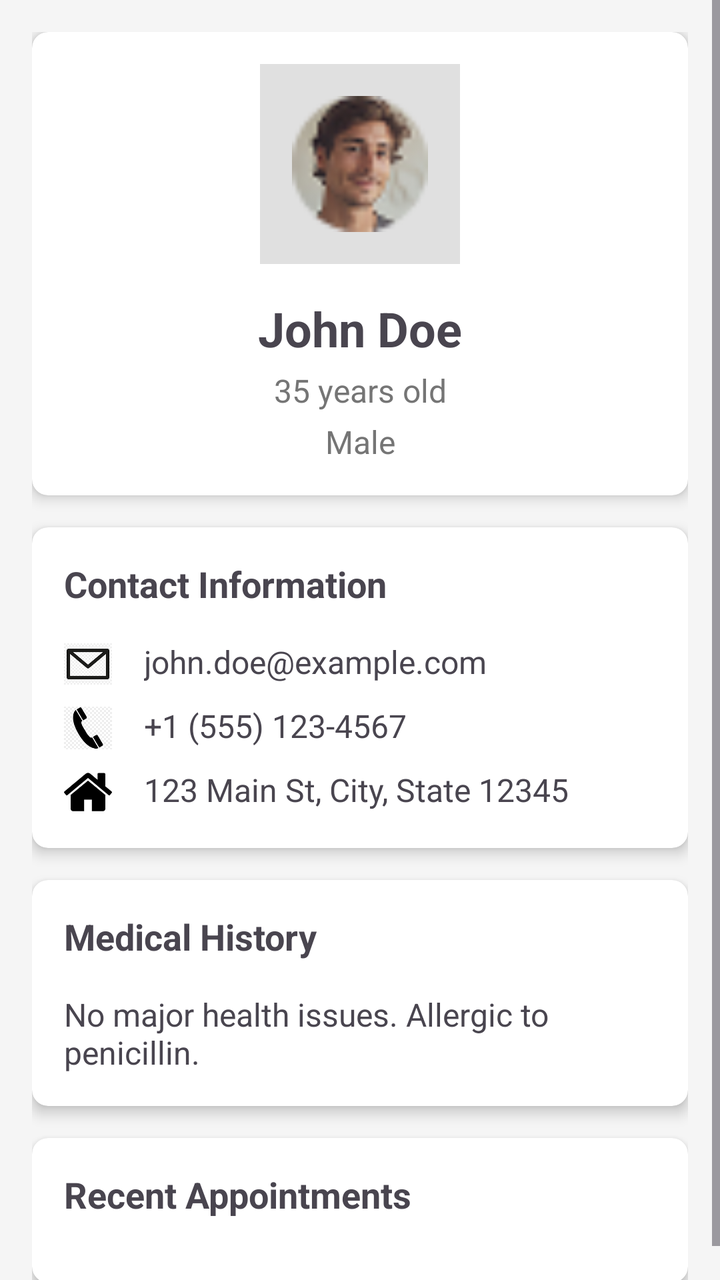
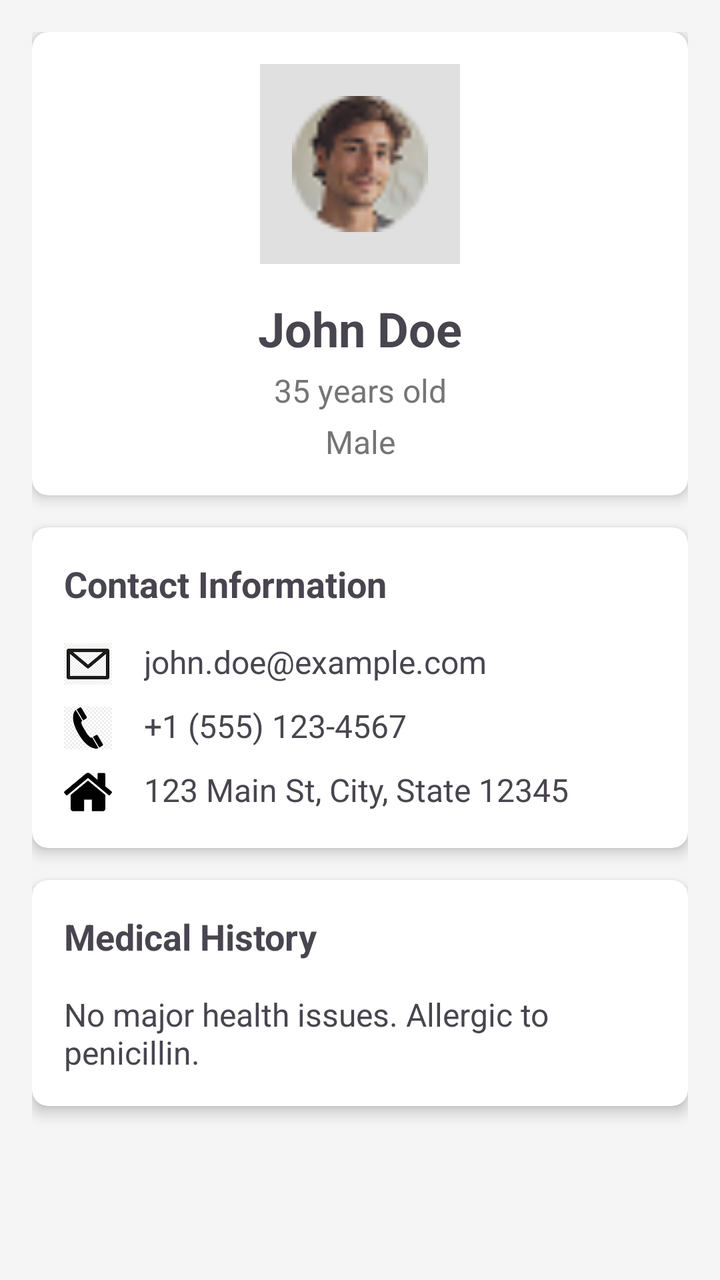

Two renders of the same Android screen: before a commit and after it. Below are the layout's source before the change and the commit's diff.
<!-- AndroidManifest.xml: application theme Theme.Med -->
<!-- res/layout/activity_patient_profile.xml -->
<?xml version="1.0" encoding="utf-8"?>
<ScrollView xmlns:android="http://schemas.android.com/apk/res/android"
    xmlns:app="http://schemas.android.com/apk/res-auto"
    android:layout_width="match_parent"
    android:layout_height="match_parent"
    android:background="#F5F5F5">

    <LinearLayout
        android:layout_width="match_parent"
        android:layout_height="wrap_content"
        android:orientation="vertical"
        android:padding="16dp">

        <androidx.cardview.widget.CardView
            android:layout_width="match_parent"
            android:layout_height="wrap_content"
            android:layout_marginBottom="16dp"
            app:cardCornerRadius="8dp"
            app:cardElevation="4dp">

            <LinearLayout
                android:layout_width="match_parent"
                android:layout_height="wrap_content"
                android:orientation="vertical"
                android:padding="16dp">

                <ImageView
                    android:id="@+id/imgPatientAvatar"
                    android:layout_width="100dp"
                    android:layout_height="100dp"
                    android:layout_gravity="center_horizontal"
                    android:src="@drawable/frame"
                    android:contentDescription="Patient Avatar"
                    android:background="#E0E0E0"
                    android:padding="16dp"/>

                <TextView
                    android:id="@+id/tvName"
                    android:layout_width="match_parent"
                    android:layout_height="wrap_content"
                    android:gravity="center"
                    android:text="John Doe"
                    android:textSize="24sp"
                    android:textStyle="bold"
                    android:layout_marginTop="16dp"/>

                <TextView
                    android:id="@+id/tvAge"
                    android:layout_width="match_parent"
                    android:layout_height="wrap_content"
                    android:gravity="center"
                    android:text="35 years old"
                    android:textSize="16sp"
                    android:textColor="#757575"
                    android:layout_marginTop="4dp"/>

                <TextView
                    android:id="@+id/tvGender"
                    android:layout_width="match_parent"
                    android:layout_height="wrap_content"
                    android:gravity="center"
                    android:text="Male"
                    android:textSize="16sp"
                    android:textColor="#757575"
                    android:layout_marginTop="4dp"/>
            </LinearLayout>
        </androidx.cardview.widget.CardView>

        <androidx.cardview.widget.CardView
            android:layout_width="match_parent"
            android:layout_height="wrap_content"
            android:layout_marginBottom="16dp"
            app:cardCornerRadius="8dp"
            app:cardElevation="4dp">

            <LinearLayout
                android:layout_width="match_parent"
                android:layout_height="wrap_content"
                android:orientation="vertical"
                android:padding="16dp">

                <TextView
                    android:layout_width="wrap_content"
                    android:layout_height="wrap_content"
                    android:text="Contact Information"
                    android:textSize="18sp"
                    android:textStyle="bold"
                    android:layout_marginBottom="8dp"/>

                <LinearLayout
                    android:layout_width="match_parent"
                    android:layout_height="wrap_content"
                    android:orientation="horizontal"
                    android:layout_marginTop="8dp">

                    <ImageView
                        android:layout_width="24dp"
                        android:layout_height="24dp"
                        android:src="@drawable/email"
                        android:contentDescription="Email Icon"/>

                    <TextView
                        android:id="@+id/tvEmail"
                        android:layout_width="match_parent"
                        android:layout_height="wrap_content"
                        android:layout_marginStart="16dp"
                        android:text="john.doe@example.com"
                        android:textSize="16sp"/>
                </LinearLayout>

                <LinearLayout
                    android:layout_width="match_parent"
                    android:layout_height="wrap_content"
                    android:orientation="horizontal"
                    android:layout_marginTop="8dp">

                    <ImageView
                        android:layout_width="24dp"
                        android:layout_height="24dp"
                        android:src="@drawable/call"
                        android:contentDescription="Phone Icon"/>

                    <TextView
                        android:id="@+id/tvMobile"
                        android:layout_width="match_parent"
                        android:layout_height="wrap_content"
                        android:layout_marginStart="16dp"
                        android:text="+1 (555) 123-4567"
                        android:textSize="16sp"/>
                </LinearLayout>

                <LinearLayout
                    android:layout_width="match_parent"
                    android:layout_height="wrap_content"
                    android:orientation="horizontal"
                    android:layout_marginTop="8dp">

                    <ImageView
                        android:layout_width="24dp"
                        android:layout_height="24dp"
                        android:src="@drawable/ghar"
                        android:contentDescription="Location Icon"/>

                    <TextView
                        android:id="@+id/tvAddress"
                        android:layout_width="match_parent"
                        android:layout_height="wrap_content"
                        android:layout_marginStart="16dp"
                        android:text="123 Main St, City, State 12345"
                        android:textSize="16sp"/>
                </LinearLayout>
            </LinearLayout>
        </androidx.cardview.widget.CardView>

        <androidx.cardview.widget.CardView
            android:layout_width="match_parent"
            android:layout_height="wrap_content"
            android:layout_marginBottom="16dp"
            app:cardCornerRadius="8dp"
            app:cardElevation="4dp">

            <LinearLayout
                android:layout_width="match_parent"
                android:layout_height="wrap_content"
                android:orientation="vertical"
                android:padding="16dp">

                <TextView
                    android:layout_width="wrap_content"
                    android:layout_height="wrap_content"
                    android:text="Medical History"
                    android:textSize="18sp"
                    android:textStyle="bold"
                    android:layout_marginBottom="8dp"/>

                <TextView
                    android:id="@+id/tvMedicalHistory"
                    android:layout_width="match_parent"
                    android:layout_height="wrap_content"
                    android:text="No major health issues. Allergic to penicillin."
                    android:textSize="16sp"
                    android:layout_marginTop="8dp"/>
            </LinearLayout>
        </androidx.cardview.widget.CardView>

        <androidx.cardview.widget.CardView
            android:layout_width="match_parent"
            android:layout_height="wrap_content"
            app:cardCornerRadius="8dp"
            app:cardElevation="4dp">

            <LinearLayout
                android:layout_width="match_parent"
                android:layout_height="wrap_content"
                android:orientation="vertical"
                android:padding="16dp">

                <TextView
                    android:layout_width="wrap_content"
                    android:layout_height="wrap_content"
                    android:text="Recent Appointments"
                    android:textSize="18sp"
                    android:textStyle="bold"
                    android:layout_marginBottom="8dp"/>

                <androidx.recyclerview.widget.RecyclerView
                    android:id="@+id/recyclerViewAppointments"
                    android:layout_width="match_parent"
                    android:layout_height="wrap_content"
                    android:layout_marginTop="8dp"/>
            </LinearLayout>
        </androidx.cardview.widget.CardView>

    </LinearLayout>
</ScrollView>
<!-- resources referenced by this layout -->
<resources>
  <!-- drawable call: png bitmap (drawable, 3368 bytes) -->
  <!-- drawable email: png bitmap (drawable, 3793 bytes) -->
  <!-- drawable frame: png bitmap (drawable, 2843 bytes) -->
  <!-- drawable ghar: png bitmap (drawable, 1331 bytes) -->
  <style name="Theme.Med" parent="Base.Theme.Med" />
  <style name="Base.Theme.Med" parent="Theme.Material3.DayNight.NoActionBar">
          
          
      </style>
</resources>

<!-- the commit's change to res/layout/activity_patient_profile.xml (unified diff, before → after) -->
@@ -187,29 +187,7 @@
             android:layout_width="match_parent"
             android:layout_height="wrap_content"
             app:cardCornerRadius="8dp"
-            app:cardElevation="4dp">
-
-            <LinearLayout
-                android:layout_width="match_parent"
-                android:layout_height="wrap_content"
-                android:orientation="vertical"
-                android:padding="16dp">
-
-                <TextView
-                    android:layout_width="wrap_content"
-                    android:layout_height="wrap_content"
-                    android:text="Recent Appointments"
-                    android:textSize="18sp"
-                    android:textStyle="bold"
-                    android:layout_marginBottom="8dp"/>
-
-                <androidx.recyclerview.widget.RecyclerView
-                    android:id="@+id/recyclerViewAppointments"
-                    android:layout_width="match_parent"
-                    android:layout_height="wrap_content"
-                    android:layout_marginTop="8dp"/>
-            </LinearLayout>
-        </androidx.cardview.widget.CardView>
+            app:cardElevation="4dp"/>
 
     </LinearLayout>
 </ScrollView>
